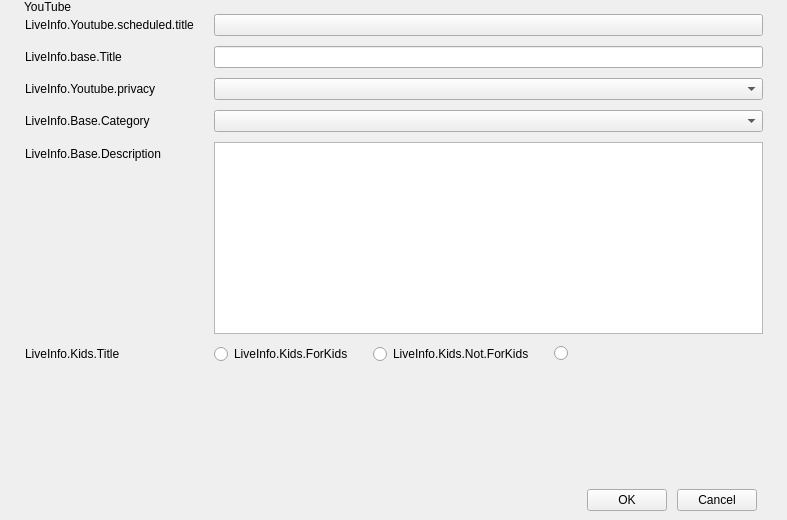
First picture: the form in src/prism/main/PLSPlatformApi/youtube/PLSLiveInfoYoutube.ui, repository naver/prism-live-studio, before the edit.
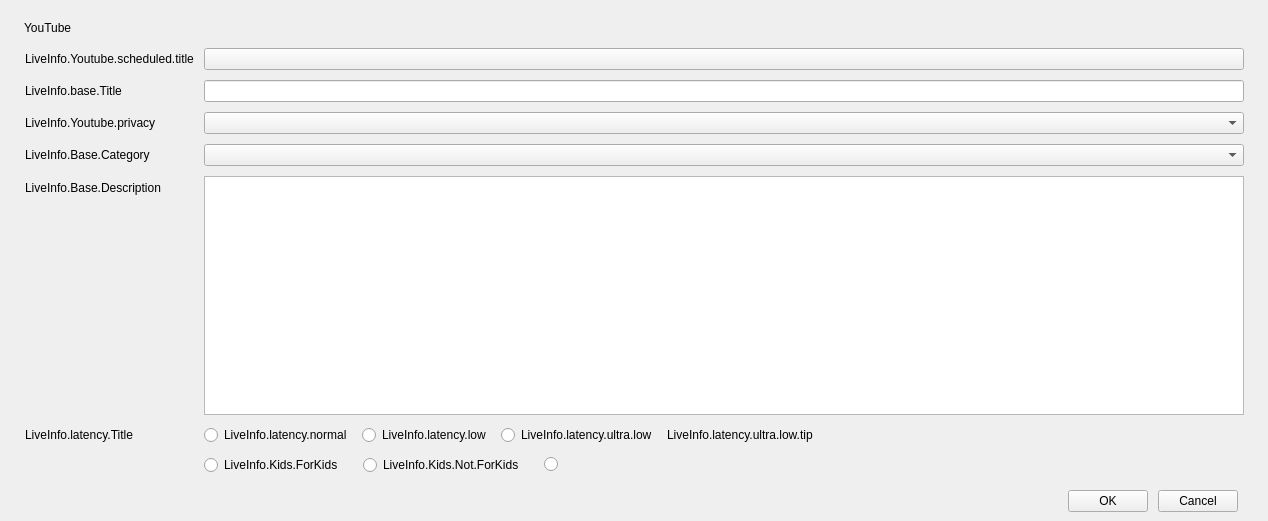
Second picture: the form after the edit. Custom widgets are drawn as their Qt base class.

```diff
--- a/src/prism/main/PLSPlatformApi/youtube/PLSLiveInfoYoutube.ui
+++ b/src/prism/main/PLSPlatformApi/youtube/PLSLiveInfoYoutube.ui
@@ -6,8 +6,8 @@
    <rect>
     <x>0</x>
     <y>0</y>
-    <width>787</width>
-    <height>520</height>
+    <width>1268</width>
+    <height>521</height>
    </rect>
   </property>
   <property name="windowTitle">
@@ -39,13 +39,13 @@
        <number>24</number>
       </property>
       <property name="topMargin">
-       <number>0</number>
+       <number>18</number>
       </property>
       <property name="rightMargin">
-       <number>0</number>
+       <number>24</number>
       </property>
       <property name="bottomMargin">
-       <number>0</number>
+       <number>10</number>
       </property>
       <item>
        <widget class="QLabel" name="titleLabel">
@@ -54,14 +54,30 @@
         </property>
        </widget>
       </item>
+      <item>
+       <spacer name="horizontalSpacer_5">
+        <property name="orientation">
+         <enum>Qt::Horizontal</enum>
+        </property>
+        <property name="sizeHint" stdset="0">
+         <size>
+          <width>0</width>
+          <height>20</height>
+         </size>
+        </property>
+       </spacer>
+      </item>
      </layout>
     </widget>
    </item>
    <item>
     <widget class="QWidget" name="midwidget" native="true">
      <layout class="QFormLayout" name="formLayout">
+      <property name="rowWrapPolicy">
+       <enum>QFormLayout::DontWrapRows</enum>
+      </property>
       <property name="horizontalSpacing">
-       <number>20</number>
+       <number>10</number>
       </property>
       <property name="verticalSpacing">
        <number>10</number>
@@ -141,31 +157,143 @@
         </property>
        </widget>
       </item>
-      <item row="4" column="1">
-       <widget class="QTextEdit" name="textEditDescribe">
-        <property name="acceptRichText">
-         <bool>false</bool>
-        </property>
+      <item row="5" column="0">
+       <widget class="QWidget" name="latencyLeftWidget" native="true">
+        <layout class="QHBoxLayout" name="horizontalLayout_5">
+         <property name="spacing">
+          <number>0</number>
+         </property>
+         <property name="leftMargin">
+          <number>0</number>
+         </property>
+         <property name="topMargin">
+          <number>0</number>
+         </property>
+         <property name="rightMargin">
+          <number>0</number>
+         </property>
+         <property name="bottomMargin">
+          <number>0</number>
+         </property>
+         <item>
+          <widget class="QLabel" name="latencyTitle">
+           <property name="text">
+            <string>LiveInfo.latency.Title</string>
+           </property>
+           <property name="wordWrap">
+            <bool>true</bool>
+           </property>
+          </widget>
+         </item>
+         <item alignment="Qt::AlignLeft|Qt::AlignBottom">
+          <widget class="QLabel" name="latencyIcon">
+           <property name="toolTip">
+            <string/>
+           </property>
+           <property name="frameShape">
+            <enum>QFrame::NoFrame</enum>
+           </property>
+           <property name="text">
+            <string/>
+           </property>
+          </widget>
+         </item>
+         <item>
+          <spacer name="horizontalSpacer_4">
+           <property name="orientation">
+            <enum>Qt::Horizontal</enum>
+           </property>
+           <property name="sizeHint" stdset="0">
+            <size>
+             <width>0</width>
+             <height>20</height>
+            </size>
+           </property>
+          </spacer>
+         </item>
+        </layout>
        </widget>
       </item>
-      <item row="6" column="1">
-       <spacer name="verticalSpacer_2">
-        <property name="orientation">
-         <enum>Qt::Vertical</enum>
-        </property>
-        <property name="sizeType">
-         <enum>QSizePolicy::Expanding</enum>
-        </property>
-        <property name="sizeHint" stdset="0">
-         <size>
-          <width>20</width>
-          <height>10</height>
-         </size>
-        </property>
-       </spacer>
-      </item>
       <item row="5" column="1">
-       <widget class="QWidget" name="radioWidget" native="true">
+       <widget class="QWidget" name="latencyRadioWidget" native="true">
+        <layout class="QHBoxLayout" name="horizontalLayout_4">
+         <property name="spacing">
+          <number>10</number>
+         </property>
+         <property name="leftMargin">
+          <number>0</number>
+         </property>
+         <property name="topMargin">
+          <number>0</number>
+         </property>
+         <property name="rightMargin">
+          <number>0</number>
+         </property>
+         <property name="bottomMargin">
+          <number>0</number>
+         </property>
+         <item>
+          <widget class="QRadioButton" name="radioButton_normal">
+           <property name="text">
+            <string>LiveInfo.latency.normal</string>
+           </property>
+          </widget>
+         </item>
+         <item>
+          <widget class="QRadioButton" name="radioButton_low">
+           <property name="text">
+            <string>LiveInfo.latency.low</string>
+           </property>
+          </widget>
+         </item>
+         <item>
+          <widget class="QRadioButton" name="radioButton_ultraLow">
+           <property name="text">
+            <string>LiveInfo.latency.ultra.low</string>
+           </property>
+          </widget>
+         </item>
+         <item>
+          <widget class="QLabel" name="ultraLowTipLabel">
+           <property name="text">
+            <string>LiveInfo.latency.ultra.low.tip</string>
+           </property>
+           <property name="wordWrap">
+            <bool>true</bool>
+           </property>
+          </widget>
+         </item>
+         <item>
+          <spacer name="horizontalSpacer_3">
+           <property name="orientation">
+            <enum>Qt::Horizontal</enum>
+           </property>
+           <property name="sizeHint" stdset="0">
+            <size>
+             <width>40</width>
+             <height>20</height>
+            </size>
+           </property>
+          </spacer>
+         </item>
+        </layout>
+       </widget>
+      </item>
+      <item row="7" column="0">
+       <widget class="QLabel" name="kidsLabel">
+        <property name="text">
+         <string/>
+        </property>
+        <property name="textFormat">
+         <enum>Qt::RichText</enum>
+        </property>
+        <property name="wordWrap">
+         <bool>true</bool>
+        </property>
+       </widget>
+      </item>
+      <item row="7" column="1">
+       <widget class="QWidget" name="kidsRadioWidget" native="true">
         <layout class="QHBoxLayout" name="horizontalLayout_2">
          <property name="spacing">
           <number>20</number>
@@ -219,13 +347,10 @@
         </layout>
        </widget>
       </item>
-      <item row="5" column="0">
-       <widget class="QLabel" name="kidsLabel">
-        <property name="text">
-         <string>LiveInfo.Kids.Title</string>
-        </property>
-        <property name="textFormat">
-         <enum>Qt::RichText</enum>
+      <item row="4" column="1">
+       <widget class="QTextEdit" name="textEditDescribe">
+        <property name="acceptRichText">
+         <bool>false</bool>
         </property>
        </widget>
       </item>
@@ -310,16 +435,16 @@
   </layout>
  </widget>
  <customwidgets>
-  <customwidget>
-   <class>PLSComboBox</class>
-   <extends>QComboBox</extends>
-   <header location="global">combobox.hpp</header>
-  </customwidget>
   <customwidget>
    <class>PLSScheduleCombox</class>
    <extends>QPushButton</extends>
    <header>PLSScheduleCombox.h</header>
   </customwidget>
+  <customwidget>
+   <class>PLSComboBox</class>
+   <extends>QComboBox</extends>
+   <header location="global">combobox.hpp</header>
+  </customwidget>
  </customwidgets>
  <resources/>
  <connections/>
```
Left out of the diff: 4 changed lines with no effect on the pictures.
